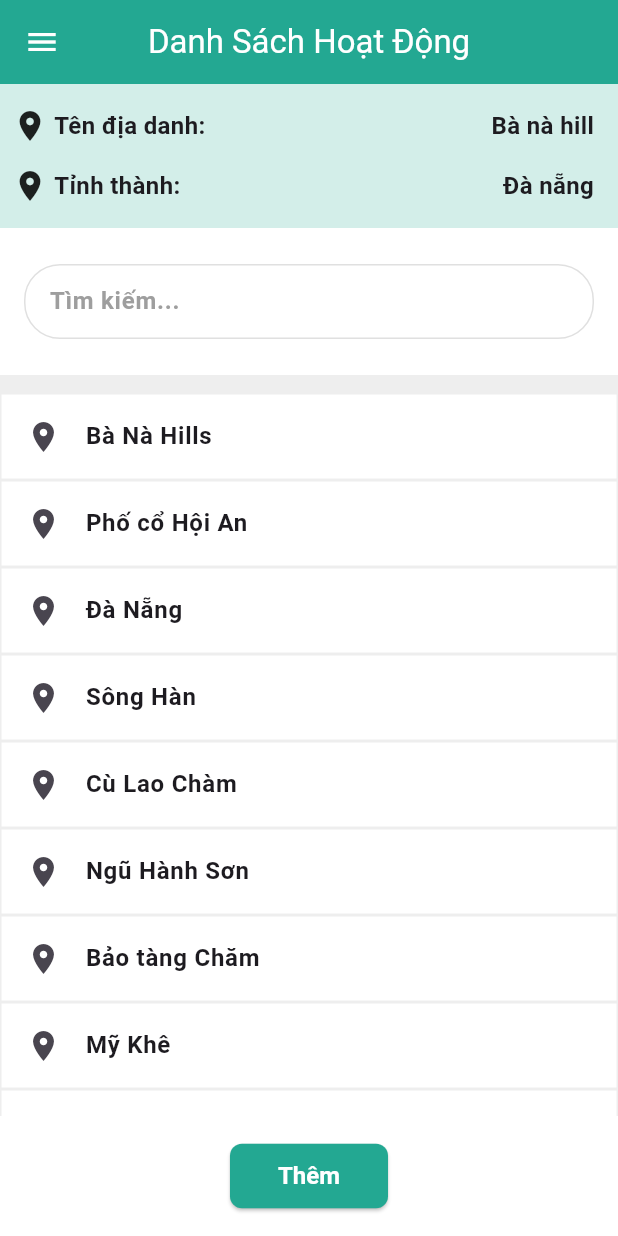
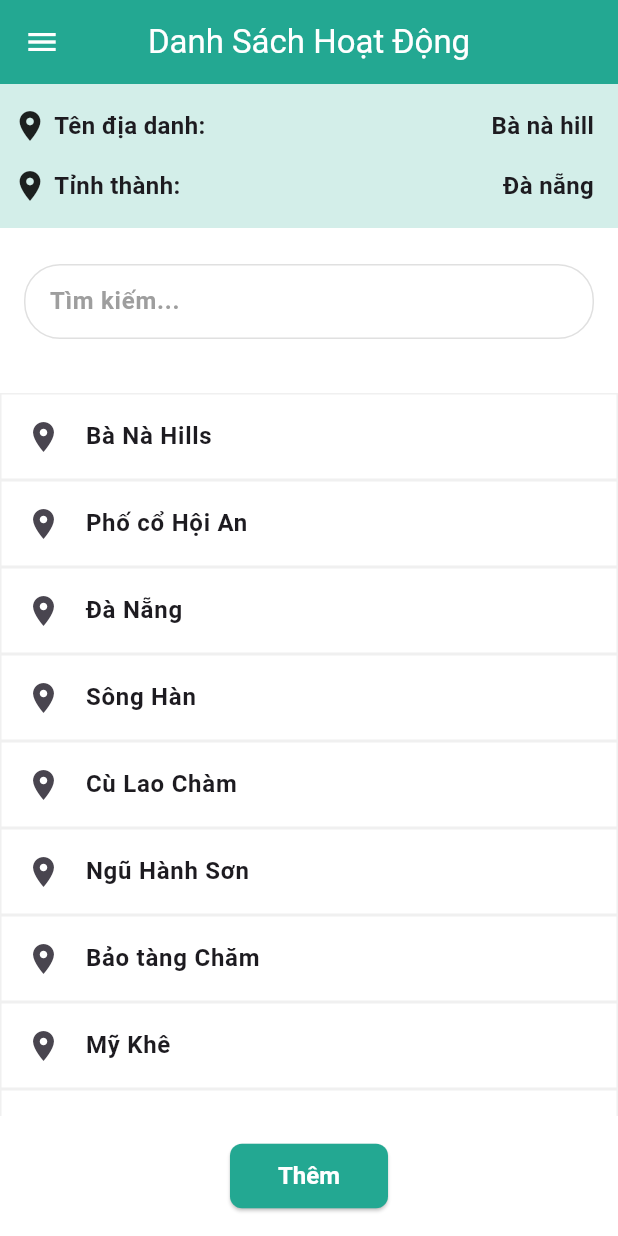
Before and after one commit to nppnam05/booking_tour_flutter, a Flutter app: the DanhSachHoatDongScreen screen opened by its route, on a phone screen of 412 x 824 dp. Run offline on Flutter 3.47's test engine with Material 3 defaults, Android fonts, the phone set to English and light mode, and no system bars; our stand-ins replace cloud_firestore, dartz, dio, firebase_core, flutter_bloc, get_it and 4 more; missing offline and left inert: awesome_dio_interceptor, dart:ffi; accounts and stored records are empty; generated files the repository leaves out were written again.

Commit message:
fix hoat_dong_screen,danh sach hoat dong,

```diff
--- a/lib/app.dart
+++ b/lib/app.dart
@@ -12,7 +12,7 @@ class MyApp extends StatelessWidget {
       theme: ThemeData(primarySwatch: Colors.blue),
       navigatorKey: AppNavigator.navigatorKey,
       routes: RouteManager.routes,
-      initialRoute: RouteName.test,
+      initialRoute: RouteName.hoatDong,
     );
   }
 }
--- a/lib/presentation/tour_manager/danh_sach_hoat_dong/danh_sach_hoat_dong_screen.dart
+++ b/lib/presentation/tour_manager/danh_sach_hoat_dong/danh_sach_hoat_dong_screen.dart
@@ -1,3 +1,5 @@
+import 'package:booking_tour_flutter/app/dependency_injection/theme/app_color.dart';
+import 'package:booking_tour_flutter/app/dependency_injection/theme/app_font.dart';
 import 'package:booking_tour_flutter/presentation/tour_manager/add_dia_diem_hoat_dong/them_dia_diem_hoat_dong_screen.dart';
 import 'package:booking_tour_flutter/presentation/tour_manager/sua_dia_diem_hoat_dong/sua_dia_diem_hoat_dong_screen.dart';
 import 'package:booking_tour_flutter/presentation/widget_use_for_many_screen/search_bar_widget.dart';
@@ -38,29 +40,29 @@ class _DanhSachHoatDongScreenState extends State<DanhSachHoatDongScreen> {
     return Scaffold(
       appBar: AppBar(
         leading: IconButton(
-          icon: const Icon(Icons.menu, color: Colors.white),
+          icon: const Icon(Icons.menu, color: AppColors.white),
           onPressed: () {
             //TODO: trở về màn hình trước
           },
         ),
         title: const Text(
           'Danh Sách Hoạt Động',
-          style: TextStyle(color: Colors.white),
+          style: TextStyle(color: AppColors.white),
         ),
-        backgroundColor: Color(0xFF23A892),
+        backgroundColor: AppColors.button,
         centerTitle: true,
       ),
-      backgroundColor: Colors.white,
+      backgroundColor: AppColors.white,
       body: GestureDetector(
         onTap: () {
           _focusNode.unfocus();
         },
         child: Container(
-          color: Colors.white,
+          color: AppColors.white,
           child: Column(
             children: [
               Container(
-                color: Color(0xFF23A892).withOpacity(0.2),
+                color: AppColors.button.withOpacity(0.2),
                 child: Padding(
                   padding: EdgeInsets.only(top: 16.0, left: 8),
                   child: Column(
@@ -75,7 +77,7 @@ class _DanhSachHoatDongScreenState extends State<DanhSachHoatDongScreen> {
                               Text(
                                 "Tên địa danh:",
                                 style: TextStyle(
-                                  fontSize: 16,
+                                  fontSize: AppFonts.fontSize16,
                                   fontWeight: FontWeight.bold,
                                 ),
                               ),
@@ -86,7 +88,7 @@ class _DanhSachHoatDongScreenState extends State<DanhSachHoatDongScreen> {
                             child: Text(
                               "Bà nà hill",
                               style: TextStyle(
-                                fontSize: 16,
+                                fontSize: AppFonts.fontSize16,
                                 fontWeight: FontWeight.bold,
                               ),
                             ),
@@ -104,7 +106,7 @@ class _DanhSachHoatDongScreenState extends State<DanhSachHoatDongScreen> {
                               Text(
                                 "Tỉnh thành:",
                                 style: TextStyle(
-                                  fontSize: 16,
+                                  fontSize: AppFonts.fontSize16,
                                   fontWeight: FontWeight.bold,
                                 ),
                               ),
@@ -115,7 +117,7 @@ class _DanhSachHoatDongScreenState extends State<DanhSachHoatDongScreen> {
                             child: Text(
                               "Đà nẵng",
                               style: TextStyle(
-                                fontSize: 16,
+                                fontSize: AppFonts.fontSize16,
                                 fontWeight: FontWeight.bold,
                               ),
                             ),
@@ -136,18 +138,20 @@ class _DanhSachHoatDongScreenState extends State<DanhSachHoatDongScreen> {
                   onClear: _controller.clear,
                 ),
               ),
-              Container(height: 12, color: Colors.grey.shade200),
+              const SizedBox(height: 12),
               Expanded(
                 child: Container(
-                  color: Colors.grey.shade200,
+                  color: AppColors.secondary.withOpacity(0.2),
                   child: ListView.builder(
                     itemCount: activities.length,
                     itemBuilder: (context, index) {
                       return Container(
                         width: double.infinity,
                         decoration: BoxDecoration(
-                          color: Colors.white,
-                          border: Border.all(color: Colors.grey.shade200),
+                          color: AppColors.white,
+                          border: Border.all(
+                            color: AppColors.secondary.withOpacity(0.2),
+                          ),
                         ),
                         child: ListTile(
                           leading: Icon(Icons.location_on),
@@ -155,7 +159,7 @@ class _DanhSachHoatDongScreenState extends State<DanhSachHoatDongScreen> {
                             activities[index],
                             style: TextStyle(
                               fontWeight: FontWeight.bold,
-                              fontSize: 16,
+                              fontSize: AppFonts.fontSize16,
                             ),
                           ),
                           onTap: () {
@@ -187,7 +191,7 @@ class _DanhSachHoatDongScreenState extends State<DanhSachHoatDongScreen> {
                     );
                   },
                   style: ElevatedButton.styleFrom(
-                    backgroundColor: Color(0xFF23A892),
+                    backgroundColor: AppColors.button,
                     padding: EdgeInsets.symmetric(horizontal: 32, vertical: 12),
                     shape: RoundedRectangleBorder(
                       borderRadius: BorderRadius.circular(8),
@@ -197,7 +201,7 @@ class _DanhSachHoatDongScreenState extends State<DanhSachHoatDongScreen> {
                       fontWeight: FontWeight.bold,
                     ),
                   ),
-                  child: Text("Thêm", style: TextStyle(color: Colors.white)),
+                  child: Text("Thêm", style: TextStyle(color: AppColors.white)),
                 ),
               ),
             ],
```
Also changed, not shown: lib/presentation/tour_manager/add_dia_diem_hoat_dong/them_dia_diem_hoat_dong_screen.dart (+29 -17 lines), lib/presentation/tour_manager/hoat_dong/hoat_dong_screen.dart (+30 -14 lines), lib/presentation/tour_manager/hoat_dong/widget/dialog_hoat_dong.dart (added, +154 -0 lines), lib/presentation/tour_manager/sua_dia_diem_hoat_dong/sua_dia_diem_hoat_dong_screen.dart (+42 -25 lines), lib/presentation/tour_manager/add_dia_diem_hoat_dong/cubit/them_dia_diem_hoat_dong_cubit.dart (added), lib/presentation/tour_manager/add_dia_diem_hoat_dong/cubit/them_dia_diem_hoat_dong_state.dart (added), lib/presentation/tour_manager/danh_sach_hoat_dong/cubit/danh_sach_hoat_dong_cubit.dart (added), lib/presentation/tour_manager/danh_sach_hoat_dong/cubit/danh_sach_hoat_dong_state.dart (added), lib/presentation/tour_manager/hoat_dong/cubit/hoat_dong_cubit.dart (added), lib/presentation/tour_manager/hoat_dong/cubit/hoat_dong_state.dart (added), lib/presentation/tour_manager/sua_dia_diem_hoat_dong/cubit/sua_dia_diem_hoat_dong_cubit.dart (added), lib/presentation/tour_manager/sua_dia_diem_hoat_dong/cubit/sua_dia_diem_hoat_dong_state.dart (added).
